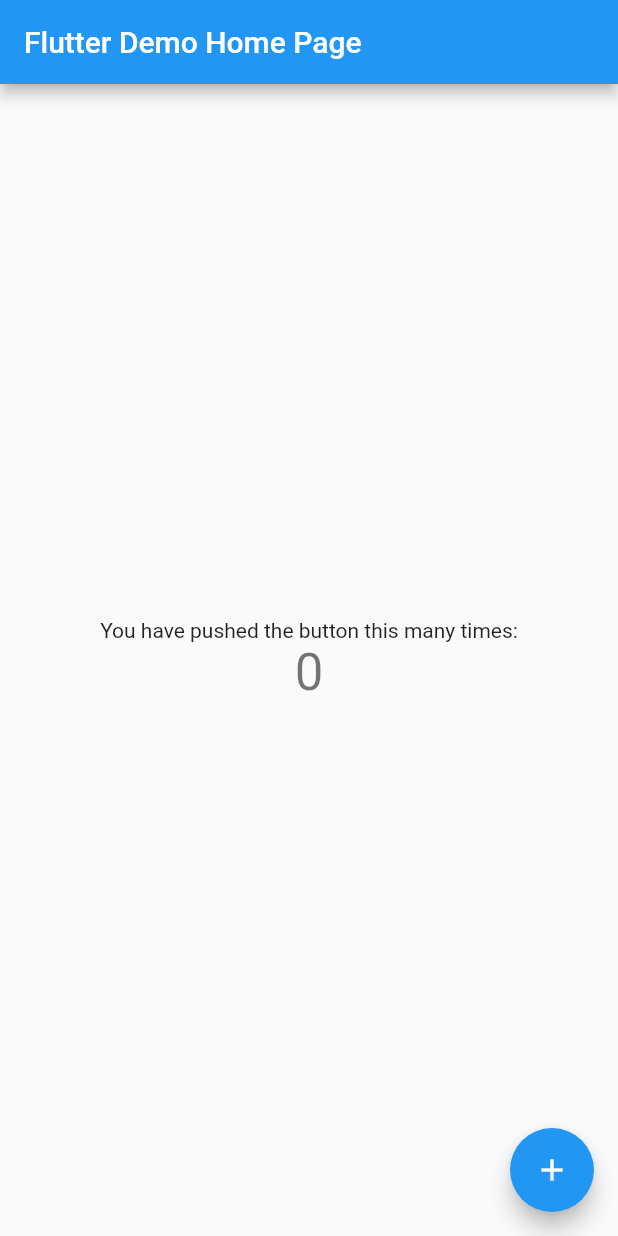
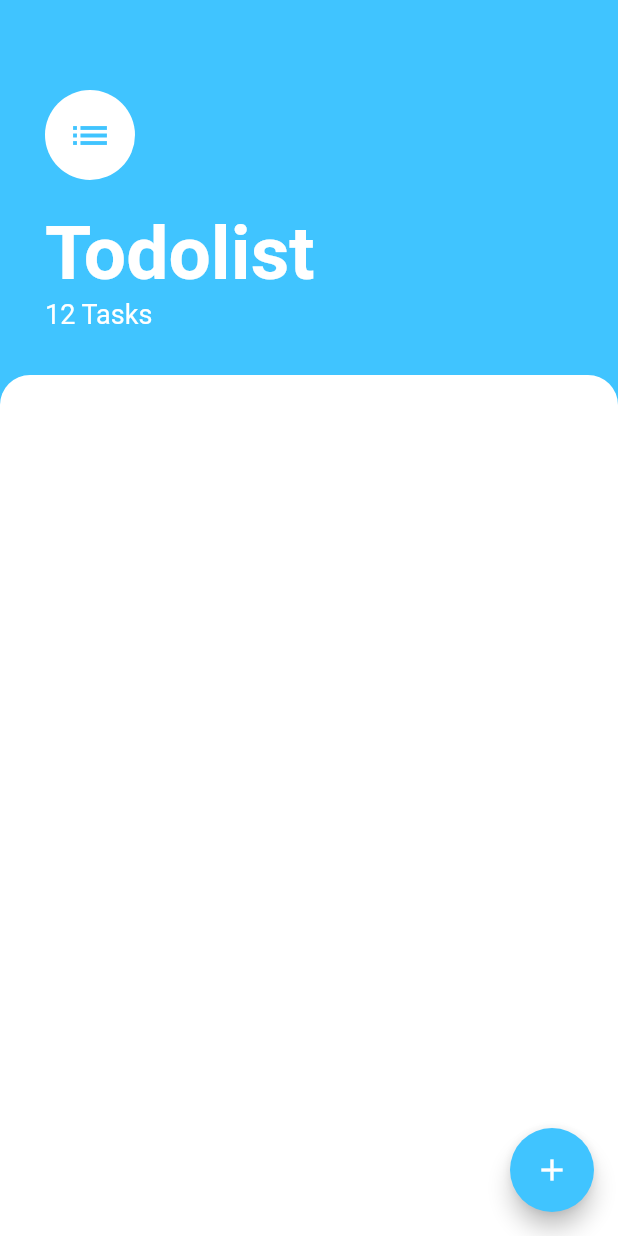
Before and after one commit to davigun/todolist-complete, a Flutter app: the screen it shows after launch, on a phone screen of 412 x 824 dp. Run offline on Flutter 3.47's test engine with Material 2 defaults, Android fonts, the phone set to English and light mode, and no system bars.

Commit message:
Build UI From Scratch

```diff
--- a/lib/main.dart
+++ b/lib/main.dart
@@ -1,4 +1,5 @@
 import 'package:flutter/material.dart';
+import 'package:todolist/screens/tasks_screen.dart';
 
 void main() {
   runApp(const MyApp());
@@ -7,109 +8,10 @@ void main() {
 class MyApp extends StatelessWidget {
   const MyApp({Key? key}) : super(key: key);
 
-  // This widget is the root of your application.
   @override
   Widget build(BuildContext context) {
     return MaterialApp(
-      title: 'Flutter Demo',
-      theme: ThemeData(
-        // This is the theme of your application.
-        //
-        // Try running your application with "flutter run". You'll see the
-        // application has a blue toolbar. Then, without quitting the app, try
-        // changing the primarySwatch below to Colors.green and then invoke
-        // "hot reload" (press "r" in the console where you ran "flutter run",
-        // or simply save your changes to "hot reload" in a Flutter IDE).
-        // Notice that the counter didn't reset back to zero; the application
-        // is not restarted.
-        primarySwatch: Colors.blue,
-      ),
-      home: const MyHomePage(title: 'Flutter Demo Home Page'),
+      home: TasksScreen(),
     );
   }
 }
-
-class MyHomePage extends StatefulWidget {
-  const MyHomePage({Key? key, required this.title}) : super(key: key);
-
-  // This widget is the home page of your application. It is stateful, meaning
-  // that it has a State object (defined below) that contains fields that affect
-  // how it looks.
-
-  // This class is the configuration for the state. It holds the values (in this
-  // case the title) provided by the parent (in this case the App widget) and
-  // used by the build method of the State. Fields in a Widget subclass are
-  // always marked "final".
-
-  final String title;
-
-  @override
-  State<MyHomePage> createState() => _MyHomePageState();
-}
-
-class _MyHomePageState extends State<MyHomePage> {
-  int _counter = 0;
-
-  void _incrementCounter() {
-    setState(() {
-      // This call to setState tells the Flutter framework that something has
-      // changed in this State, which causes it to rerun the build method below
-      // so that the display can reflect the updated values. If we changed
-      // _counter without calling setState(), then the build method would not be
-      // called again, and so nothing would appear to happen.
-      _counter++;
-    });
-  }
-
-  @override
-  Widget build(BuildContext context) {
-    // This method is rerun every time setState is called, for instance as done
-    // by the _incrementCounter method above.
-    //
-    // The Flutter framework has been optimized to make rerunning build methods
-    // fast, so that you can just rebuild anything that needs updating rather
-    // than having to individually change instances of widgets.
-    return Scaffold(
-      appBar: AppBar(
-        // Here we take the value from the MyHomePage object that was created by
-        // the App.build method, and use it to set our appbar title.
-        title: Text(widget.title),
-      ),
-      body: Center(
-        // Center is a layout widget. It takes a single child and positions it
-        // in the middle of the parent.
-        child: Column(
-          // Column is also a layout widget. It takes a list of children and
-          // arranges them vertically. By default, it sizes itself to fit its
-          // children horizontally, and tries to be as tall as its parent.
-          //
-          // Invoke "debug painting" (press "p" in the console, choose the
-          // "Toggle Debug Paint" action from the Flutter Inspector in Android
-          // Studio, or the "Toggle Debug Paint" command in Visual Studio Code)
-          // to see the wireframe for each widget.
-          //
-          // Column has various properties to control how it sizes itself and
-          // how it positions its children. Here we use mainAxisAlignment to
-          // center the children vertically; the main axis here is the vertical
-          // axis because Columns are vertical (the cross axis would be
-          // horizontal).
-          mainAxisAlignment: MainAxisAlignment.center,
-          children: <Widget>[
-            const Text(
-              'You have pushed the button this many times:',
-            ),
-            Text(
-              '$_counter',
-              style: Theme.of(context).textTheme.headline4,
-            ),
-          ],
-        ),
-      ),
-      floatingActionButton: FloatingActionButton(
-        onPressed: _incrementCounter,
-        tooltip: 'Increment',
-        child: const Icon(Icons.add),
-      ), // This trailing comma makes auto-formatting nicer for build methods.
-    );
-  }
-}
--- /dev/null
+++ b/lib/screens/tasks_screen.dart
@@ -0,0 +1,68 @@
+// ignore_for_file: prefer_const_constructors
+
+import 'package:flutter/material.dart';
+
+class TasksScreen extends StatelessWidget {
+  @override
+  Widget build(BuildContext context) {
+    return Scaffold(
+      backgroundColor: Colors.lightBlueAccent,
+      floatingActionButton: FloatingActionButton(
+        backgroundColor: Colors.lightBlueAccent,
+        onPressed: () {},
+        child: Icon(Icons.add),
+      ),
+      body: Column(
+        crossAxisAlignment: CrossAxisAlignment.start,
+        children: [
+          Container(
+            padding: const EdgeInsets.only(top: 60.0, left: 30.0, right: 30.0, bottom: 30.0),
+            child: Column(
+              crossAxisAlignment: CrossAxisAlignment.start,
+              children: [
+                CircleAvatar(
+                  child: Icon(
+                    Icons.list,
+                    size: 30.0,
+                    color: Colors.lightBlueAccent,
+                  ),
+                  backgroundColor: Colors.white,
+                  radius: 30.0,
+                ),
+                SizedBox(
+                  height: 20.0,
+                ),
+                Text(
+                  'Todolist',
+                  style: TextStyle(
+                    color: Colors.white,
+                    fontSize: 50.0,
+                    fontWeight: FontWeight.w700,
+                  ),
+                ),
+                Text(
+                  '12 Tasks',
+                  style: TextStyle(
+                    color: Colors.white,
+                    fontSize: 18.0,
+                  ),
+                ),
+              ],
+            ),
+          ),
+          Expanded(
+            child: Container(
+              decoration: BoxDecoration(
+                color: Colors.white,
+                borderRadius: BorderRadius.only(
+                  topLeft: Radius.circular(20.0),
+                  topRight: Radius.circular(20.0),
+                ),
+              ),
+            ),
+          ),
+        ],
+      ),
+    );
+  }
+}
```
Also changed, not shown: 5 other files.
